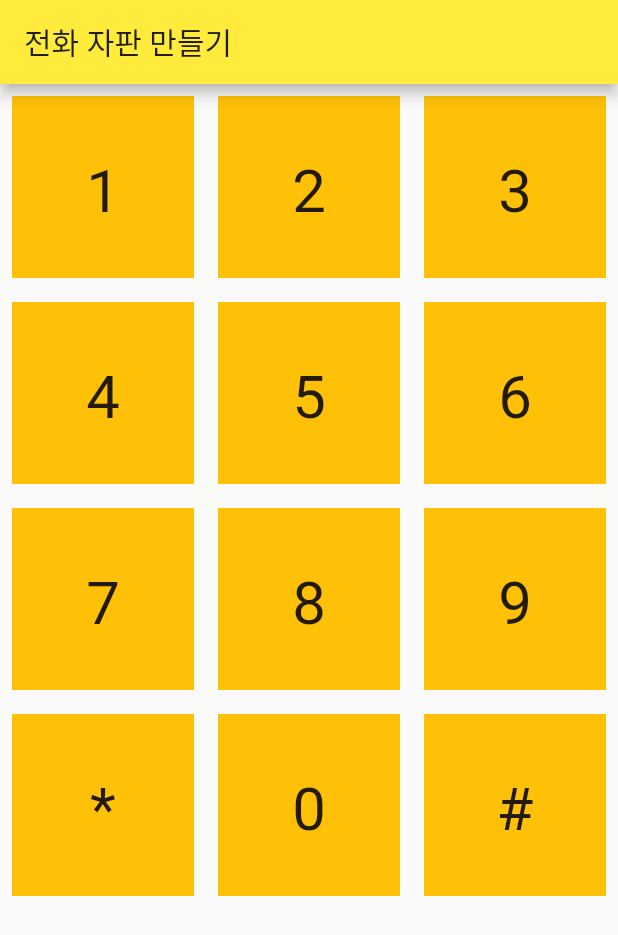
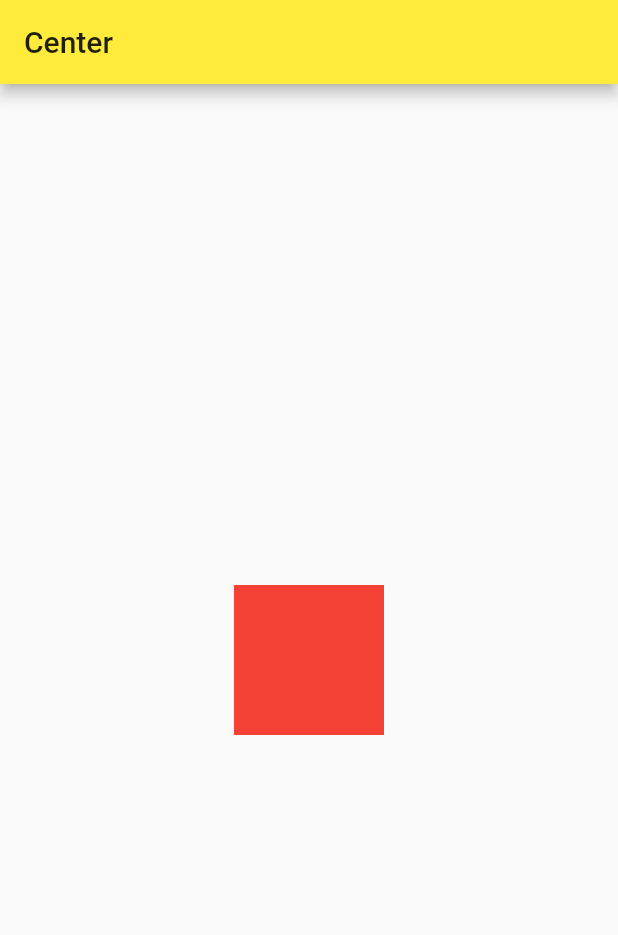
Before and after one commit to congcoding/flutter_survivalcoding, a Flutter app: the screen it shows after launch, on a phone screen of 412 x 824 dp. Shown: the top 935 px of the screen. Run offline on Flutter 3.47's test engine with Material 2 defaults, Android fonts, the phone set to English and light mode, and no system bars.

Commit message:
[FEAT] Chapter 4.3.1 (Center)

```diff
--- a/lib/main.dart
+++ b/lib/main.dart
@@ -16,28 +16,18 @@ class MyApp extends StatelessWidget {
 }
 
 class MyHomePage extends StatelessWidget {
-  final List<String> items = ['1', '2', '3', '4', '5', '6', '7', '8', '9', '*', '0', '#'];
-
   @override
   Widget build(BuildContext context) {
     return Scaffold(
       appBar: AppBar(
-        title: Text('전화 자판 만들기'),
+        title: Text('Center'),
       ),
-      body: GridView.count(
-        crossAxisCount: 3,  // 열 개수
-        children: List<Widget>.generate(items.length, (idx) {
-          return Container(
-            color: Colors.amber,
-            padding: const EdgeInsets.all(40),
-            margin: const EdgeInsets.all(8),
-            child: Text(
-                items[idx],
-                style: TextStyle(fontSize: 40),
-                textAlign: TextAlign.center,
-            ),
-          );
-        }).toList()
+      body: Center(
+        child: Container(
+          color: Colors.red,
+          width: 100,
+          height: 100,
+        )
       )
     );
   }
```
